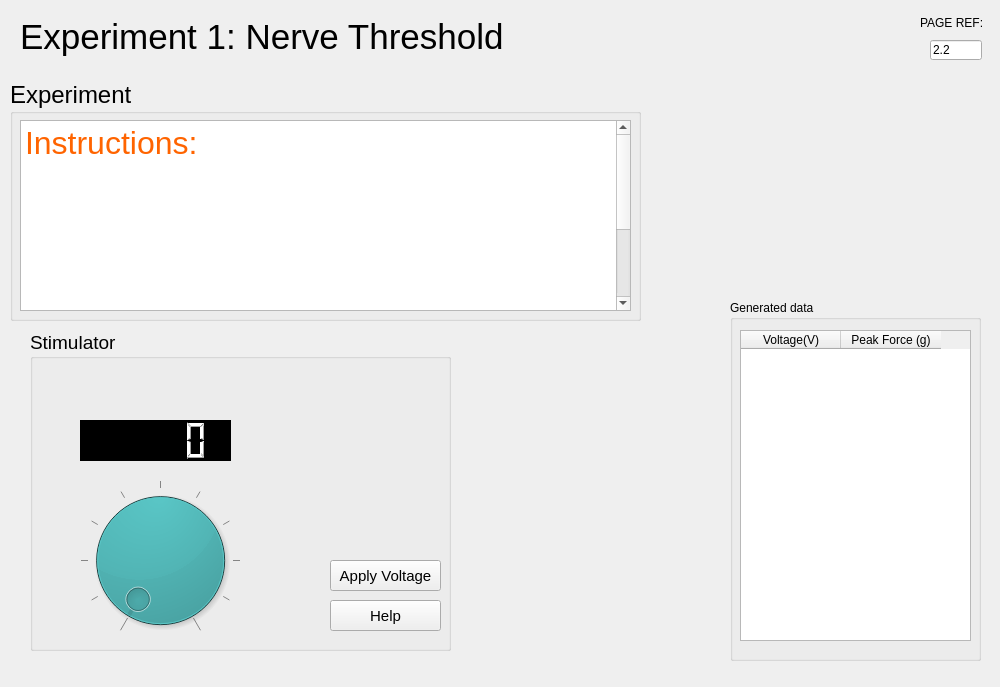
First picture: the form in rsc/ui/experiment1_nerve_treshold_two.ui, repository KarinaKarenik/Skeletal-Muscle-Contraction-Lab, before the edit.
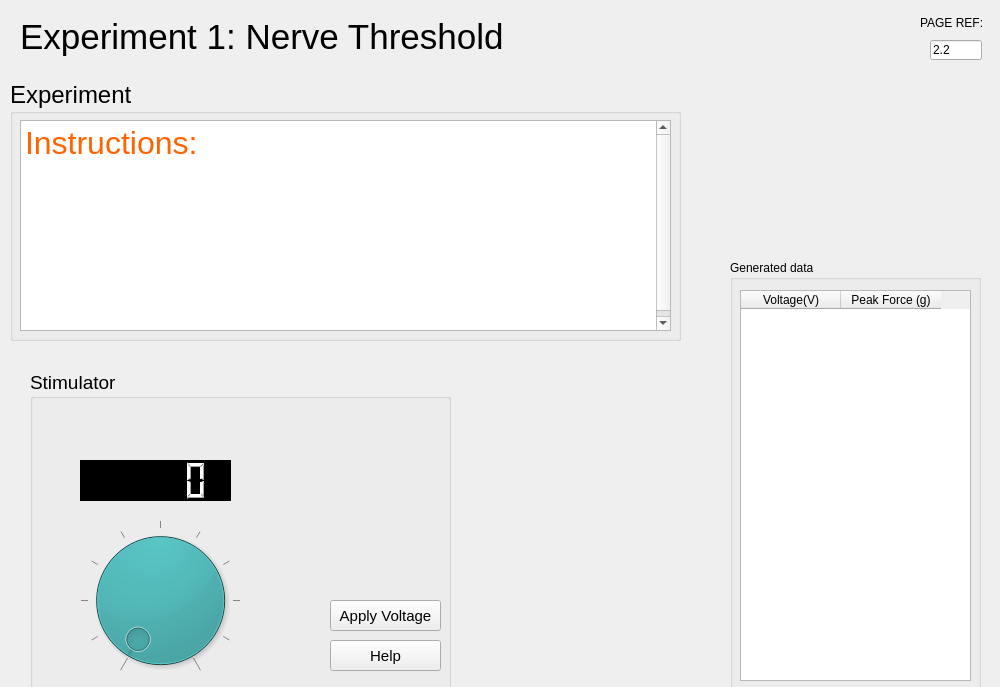
Second picture: the form after the edit.

```diff
--- a/rsc/ui/experiment1_nerve_treshold_two.ui
+++ b/rsc/ui/experiment1_nerve_treshold_two.ui
@@ -21,7 +21,7 @@
     <property name="geometry">
      <rect>
       <x>30</x>
-      <y>330</y>
+      <y>370</y>
       <width>421</width>
       <height>321</height>
      </rect>
@@ -118,9 +118,9 @@
     <property name="geometry">
      <rect>
       <x>730</x>
-      <y>300</y>
+      <y>260</y>
       <width>251</width>
-      <height>361</height>
+      <height>431</height>
      </rect>
     </property>
     <property name="title">
@@ -132,7 +132,7 @@
        <x>10</x>
        <y>30</y>
        <width>231</width>
-       <height>311</height>
+       <height>391</height>
       </rect>
      </property>
      <column>
@@ -287,8 +287,8 @@
      <rect>
       <x>10</x>
       <y>80</y>
-      <width>631</width>
-      <height>241</height>
+      <width>671</width>
+      <height>261</height>
      </rect>
     </property>
     <property name="font">
@@ -304,8 +304,8 @@
       <rect>
        <x>10</x>
        <y>40</y>
-       <width>611</width>
-       <height>191</height>
+       <width>651</width>
+       <height>211</height>
       </rect>
      </property>
      <property name="font">
@@ -319,10 +319,10 @@
 p, li { white-space: pre-wrap; }
 &lt;/style&gt;&lt;/head&gt;&lt;body style=&quot; font-family:'.AppleSystemUIFont'; font-size:21pt; font-weight:400; font-style:normal;&quot;&gt;
 &lt;p align=&quot;justify&quot; style=&quot; margin-top:0px; margin-bottom:0px; margin-left:0px; margin-right:0px; -qt-block-indent:0; text-indent:0px; line-height:120%;&quot;&gt;&lt;a name=&quot;docs-internal-guid-03ccad44-7fff-51ce-c75d-3f2e58475ad4&quot;&gt;&lt;/a&gt;&lt;span style=&quot; font-family:'Times New Roman'; font-size:24pt; color:#ff6400; background-color:transparent;&quot;&gt;I&lt;/span&gt;&lt;span style=&quot; font-family:'Times New Roman'; font-size:24pt; color:#ff6400; background-color:transparent;&quot;&gt;nstructions:&lt;/span&gt;&lt;/p&gt;
-&lt;p align=&quot;justify&quot; style=&quot; margin-top:0px; margin-bottom:0px; margin-left:0px; margin-right:0px; -qt-block-indent:0; text-indent:0px; line-height:120%;&quot;&gt;&lt;span style=&quot; font-family:'Times New Roman'; font-size:18pt; color:#ffffff; background-color:transparent;&quot;&gt;- Start at a low stimulation voltage, and steadily increase the voltage.&lt;/span&gt;&lt;/p&gt;
-&lt;p align=&quot;justify&quot; style=&quot; margin-top:0px; margin-bottom:0px; margin-left:0px; margin-right:0px; -qt-block-indent:0; text-indent:0px; line-height:120%;&quot;&gt;&lt;span style=&quot; font-family:'Times New Roman'; font-size:18pt; color:#ffffff; background-color:transparent;&quot;&gt;- What is the minimum stimulus needed to produce a response?&lt;/span&gt;&lt;/p&gt;
-&lt;p align=&quot;justify&quot; style=&quot; margin-top:0px; margin-bottom:0px; margin-left:0px; margin-right:0px; -qt-block-indent:0; text-indent:0px; line-height:120%;&quot;&gt;&lt;span style=&quot; font-family:'Times New Roman'; font-size:18pt; color:#ffffff; background-color:transparent;&quot;&gt;- As you increase the stimulus strength, does the response reach a maximum?&lt;/span&gt;&lt;/p&gt;
-&lt;p align=&quot;justify&quot; style=&quot; margin-top:0px; margin-bottom:0px; margin-left:0px; margin-right:0px; -qt-block-indent:0; text-indent:0px; line-height:120%;&quot;&gt;&lt;span style=&quot; font-family:'Times New Roman'; font-size:18pt; color:#ffffff; background-color:transparent;&quot;&gt;When you have finished making observations, go on to the next page and plot a graph of your results.&lt;/span&gt;&lt;/p&gt;&lt;/body&gt;&lt;/html&gt;</string>
+&lt;p align=&quot;justify&quot; style=&quot; margin-top:0px; margin-bottom:0px; margin-left:0px; margin-right:0px; -qt-block-indent:0; text-indent:0px; line-height:120%;&quot;&gt;&lt;span style=&quot; font-family:'Times New Roman'; font-size:14pt; color:#ffffff; background-color:transparent;&quot;&gt;- Start at a low stimulation voltage, and steadily increase the voltage.&lt;/span&gt;&lt;/p&gt;
+&lt;p align=&quot;justify&quot; style=&quot; margin-top:0px; margin-bottom:0px; margin-left:0px; margin-right:0px; -qt-block-indent:0; text-indent:0px; line-height:120%;&quot;&gt;&lt;span style=&quot; font-family:'Times New Roman'; font-size:14pt; color:#ffffff; background-color:transparent;&quot;&gt;- What is the minimum stimulus needed to produce a response?&lt;/span&gt;&lt;/p&gt;
+&lt;p align=&quot;justify&quot; style=&quot; margin-top:0px; margin-bottom:0px; margin-left:0px; margin-right:0px; -qt-block-indent:0; text-indent:0px; line-height:120%;&quot;&gt;&lt;span style=&quot; font-family:'Times New Roman'; font-size:14pt; color:#ffffff; background-color:transparent;&quot;&gt;- As you increase the stimulus strength, does the response reach a maximum?&lt;/span&gt;&lt;/p&gt;
+&lt;p align=&quot;justify&quot; style=&quot; margin-top:0px; margin-bottom:0px; margin-left:0px; margin-right:0px; -qt-block-indent:0; text-indent:0px; line-height:120%;&quot;&gt;&lt;span style=&quot; font-family:'Times New Roman'; font-size:14pt; color:#ffffff; background-color:transparent;&quot;&gt;When you have finished making observations, go on to the next page and plot a graph of your results.&lt;/span&gt;&lt;/p&gt;&lt;/body&gt;&lt;/html&gt;</string>
      </property>
     </widget>
    </widget>
```
